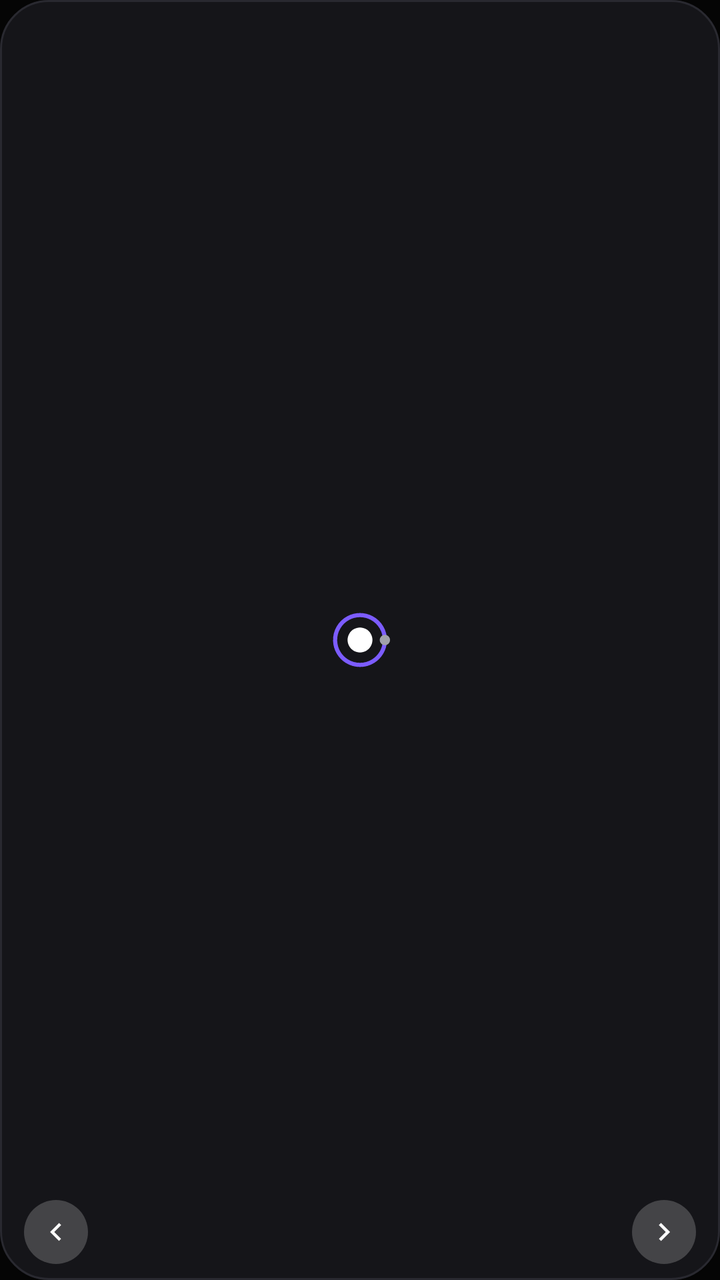
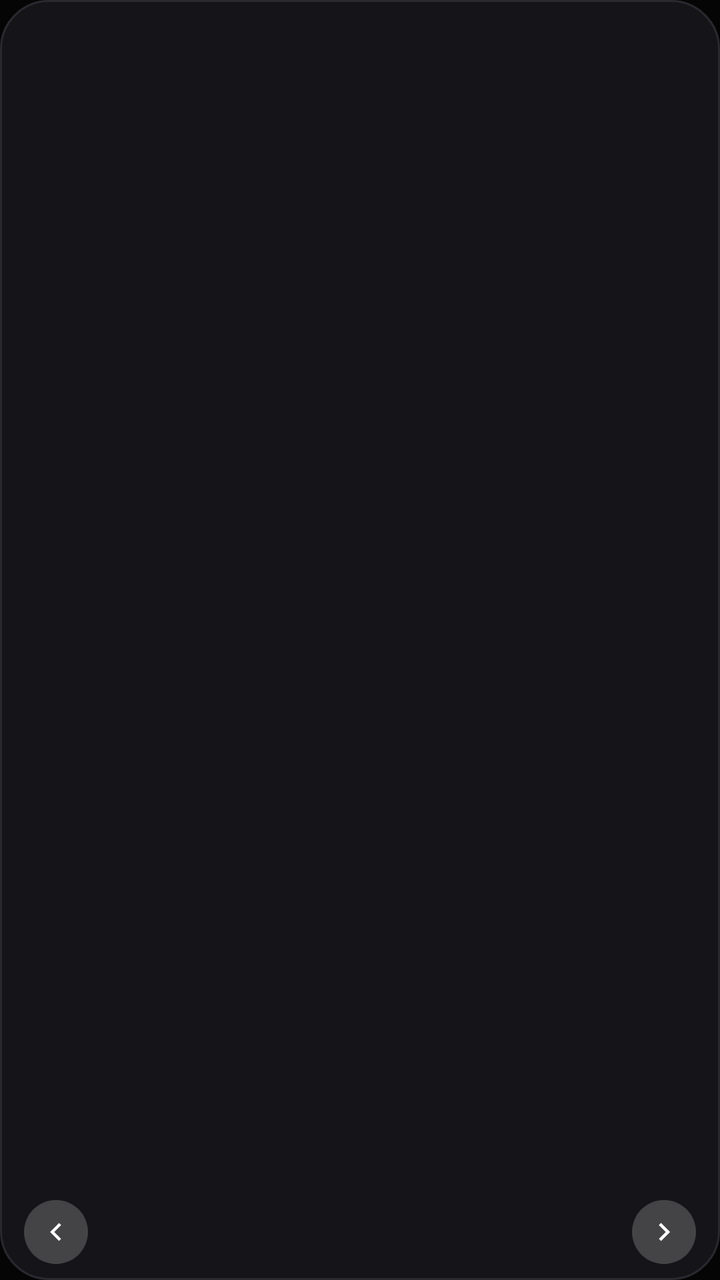

Screens rendered from an Android XML layout before and after an edit, with the pre-edit source and the edit as a unified diff.
<!-- AndroidManifest.xml: application theme Theme.Orbit -->
<!-- res/layout/orbit_widget.xml -->
<?xml version="1.0" encoding="utf-8"?>
<FrameLayout xmlns:android="http://schemas.android.com/apk/res/android"
    android:id="@+id/widget_root"
    android:layout_width="match_parent"
    android:layout_height="match_parent"
    android:background="@drawable/widget_bg"
    android:padding="6dp">

    
    <FrameLayout
        android:id="@+id/widget_circle"
        android:layout_width="180dp"
        android:layout_height="180dp"
        android:layout_gravity="center">

        <ImageView
            android:id="@+id/widget_ring"
            android:layout_width="56dp"
            android:layout_height="56dp"
            android:layout_gravity="center"
            android:src="@drawable/ic_launcher_foreground"
            android:contentDescription="@string/app_name" />

        <ImageView
            android:id="@+id/widget_icon_0"
            style="@style/OrbitWidgetIcon"
            android:layout_marginStart="68dp"
            android:layout_marginTop="6dp" />
        <ImageView
            android:id="@+id/widget_icon_1"
            style="@style/OrbitWidgetIcon"
            android:layout_marginStart="122dp"
            android:layout_marginTop="37dp" />
        <ImageView
            android:id="@+id/widget_icon_2"
            style="@style/OrbitWidgetIcon"
            android:layout_marginStart="122dp"
            android:layout_marginTop="99dp" />
        <ImageView
            android:id="@+id/widget_icon_3"
            style="@style/OrbitWidgetIcon"
            android:layout_marginStart="68dp"
            android:layout_marginTop="130dp" />
        <ImageView
            android:id="@+id/widget_icon_4"
            style="@style/OrbitWidgetIcon"
            android:layout_marginStart="14dp"
            android:layout_marginTop="99dp" />
        <ImageView
            android:id="@+id/widget_icon_5"
            style="@style/OrbitWidgetIcon"
            android:layout_marginStart="14dp"
            android:layout_marginTop="37dp" />
    </FrameLayout>

    <FrameLayout
        android:id="@+id/widget_pager"
        android:layout_width="match_parent"
        android:layout_height="wrap_content"
        android:layout_gravity="bottom"
        android:paddingStart="6dp"
        android:paddingEnd="6dp"
        android:paddingBottom="2dp">

        <ImageButton
            android:id="@+id/widget_prev"
            style="@style/OrbitWidgetNav"
            android:layout_gravity="start|bottom"
            android:src="@drawable/ic_chevron_left"
            android:contentDescription="@string/widget_prev" />

        <ImageButton
            android:id="@+id/widget_next"
            style="@style/OrbitWidgetNav"
            android:layout_gravity="end|bottom"
            android:src="@drawable/ic_chevron_right"
            android:contentDescription="@string/widget_next" />
    </FrameLayout>

    <LinearLayout
        android:id="@+id/widget_empty"
        android:layout_width="match_parent"
        android:layout_height="wrap_content"
        android:layout_gravity="center"
        android:orientation="vertical"
        android:gravity="center"
        android:visibility="gone">

        <TextView
            android:layout_width="wrap_content"
            android:layout_height="wrap_content"
            android:text="@string/widget_empty_text"
            android:textColor="#A1A1AA"
            android:textSize="12sp"
            android:gravity="center" />

        <Button
            android:id="@+id/widget_edit"
            android:layout_width="wrap_content"
            android:layout_height="wrap_content"
            android:layout_marginTop="8dp"
            android:text="@string/edit_in_orbit" />
    </LinearLayout>
</FrameLayout>
<!-- resources referenced by this layout -->
<resources>
  <!-- drawable ic_chevron_left (drawable) -->
  <vector xmlns:android="http://schemas.android.com/apk/res/android"
      android:width="24dp"
      android:height="24dp"
      android:viewportWidth="24"
      android:viewportHeight="24"
      android:tint="#FFFFFF">
      <path
          android:fillColor="#FFFFFF"
          android:pathData="M15.41,7.41L14,6l-6,6 6,6 1.41,-1.41L10.83,12z" />
  </vector>
  <!-- drawable ic_chevron_right (drawable) -->
  <vector xmlns:android="http://schemas.android.com/apk/res/android"
      android:width="24dp"
      android:height="24dp"
      android:viewportWidth="24"
      android:viewportHeight="24"
      android:tint="#FFFFFF">
      <path
          android:fillColor="#FFFFFF"
          android:pathData="M8.59,16.59L10,18l6,-6 -6,-6 -1.41,1.41L13.17,12z" />
  </vector>
  <!-- drawable ic_launcher_foreground (drawable) -->
  <vector xmlns:android="http://schemas.android.com/apk/res/android"
      android:width="108dp"
      android:height="108dp"
      android:viewportWidth="108"
      android:viewportHeight="108">
  
      
      <path
          android:strokeColor="#7C5CFF"
          android:strokeWidth="4"
          android:fillColor="#00000000"
          android:pathData="M54,30 a24,24 0 1,0 0.01,0" />
  
      
      <path
          android:fillColor="#FFFFFF"
          android:pathData="M54,42 a12,12 0 1,0 0.01,0" />
  
      
      <path
          android:fillColor="#A1A1AA"
          android:pathData="M78,54 m-5,0 a5,5 0 1,0 10,0 a5,5 0 1,0 -10,0" />
  </vector>
  <!-- drawable widget_bg (drawable) -->
  <?xml version="1.0" encoding="utf-8"?>
  <shape xmlns:android="http://schemas.android.com/apk/res/android"
      android:shape="rectangle">
      <corners android:radius="24dp" />
      <solid android:color="#151519" />
      <stroke android:width="1dp" android:color="#292930" />
  </shape>
  <string name="app_name">Orbit</string>
  <string name="edit_in_orbit">Edit in Orbit</string>
  <string name="widget_empty_text">No apps selected</string>
  <string name="widget_next">Next apps</string>
  <string name="widget_prev">Previous apps</string>
  <style name="OrbitWidgetIcon">
          <item name="android:layout_width">44dp</item>
          <item name="android:layout_height">44dp</item>
          <item name="android:layout_gravity">top|start</item>
          <item name="android:scaleType">fitCenter</item>
      </style>
  <style name="OrbitWidgetNav">
          <item name="android:layout_width">32dp</item>
          <item name="android:layout_height">32dp</item>
          <item name="android:background">@drawable/widget_nav_bg</item>
          <item name="android:scaleType">centerInside</item>
          <item name="android:padding">7dp</item>
      </style>
  <style name="Theme.Orbit" parent="android:Theme.Material.NoActionBar">
          <item name="android:windowBackground">@color/orbit_background</item>
          <item name="android:statusBarColor">@android:color/transparent</item>
          <item name="android:navigationBarColor">@android:color/transparent</item>
          <item name="android:windowLightStatusBar">false</item>
          <item name="android:windowDrawsSystemBarBackgrounds">true</item>
          <item name="android:windowLayoutInDisplayCutoutMode">shortEdges</item>
      </style>
  <!-- drawable widget_nav_bg (drawable) -->
  <?xml version="1.0" encoding="utf-8"?>
  <shape xmlns:android="http://schemas.android.com/apk/res/android"
      android:shape="oval">
      <solid android:color="#33FFFFFF" />
  </shape>
  <color name="orbit_background">#050505</color>
</resources>

<!-- the commit's change to res/layout/orbit_widget.xml (unified diff, before → after) -->
@@ -8,49 +8,30 @@
 
     
     <FrameLayout
-        android:id="@+id/widget_circle"
+        android:id="@+id/wheel_box"
         android:layout_width="180dp"
         android:layout_height="180dp"
         android:layout_gravity="center">
 
         <ImageView
-            android:id="@+id/widget_ring"
-            android:layout_width="56dp"
-            android:layout_height="56dp"
-            android:layout_gravity="center"
-            android:src="@drawable/ic_launcher_foreground"
+            android:id="@+id/wheel_image"
+            android:layout_width="match_parent"
+            android:layout_height="match_parent"
+            android:scaleType="fitXY"
             android:contentDescription="@string/app_name" />
 
-        <ImageView
-            android:id="@+id/widget_icon_0"
-            style="@style/OrbitWidgetIcon"
-            android:layout_marginStart="68dp"
-            android:layout_marginTop="6dp" />
-        <ImageView
-            android:id="@+id/widget_icon_1"
-            style="@style/OrbitWidgetIcon"
-            android:layout_marginStart="122dp"
-            android:layout_marginTop="37dp" />
-        <ImageView
-            android:id="@+id/widget_icon_2"
-            style="@style/OrbitWidgetIcon"
-            android:layout_marginStart="122dp"
-            android:layout_marginTop="99dp" />
-        <ImageView
-            android:id="@+id/widget_icon_3"
-            style="@style/OrbitWidgetIcon"
-            android:layout_marginStart="68dp"
-            android:layout_marginTop="130dp" />
-        <ImageView
-            android:id="@+id/widget_icon_4"
-            style="@style/OrbitWidgetIcon"
-            android:layout_marginStart="14dp"
-            android:layout_marginTop="99dp" />
-        <ImageView
-            android:id="@+id/widget_icon_5"
-            style="@style/OrbitWidgetIcon"
-            android:layout_marginStart="14dp"
-            android:layout_marginTop="37dp" />
+        <ImageView android:id="@+id/hit_0" style="@style/OrbitWidgetHit" />
+        <ImageView android:id="@+id/hit_1" style="@style/OrbitWidgetHit" />
+        <ImageView android:id="@+id/hit_2" style="@style/OrbitWidgetHit" />
+        <ImageView android:id="@+id/hit_3" style="@style/OrbitWidgetHit" />
+        <ImageView android:id="@+id/hit_4" style="@style/OrbitWidgetHit" />
+        <ImageView android:id="@+id/hit_5" style="@style/OrbitWidgetHit" />
+        <ImageView android:id="@+id/hit_6" style="@style/OrbitWidgetHit" />
+        <ImageView android:id="@+id/hit_7" style="@style/OrbitWidgetHit" />
+        <ImageView android:id="@+id/hit_8" style="@style/OrbitWidgetHit" />
+        <ImageView android:id="@+id/hit_9" style="@style/OrbitWidgetHit" />
+        <ImageView android:id="@+id/hit_10" style="@style/OrbitWidgetHit" />
+        <ImageView android:id="@+id/hit_11" style="@style/OrbitWidgetHit" />
     </FrameLayout>
 
     <FrameLayout
@@ -87,6 +68,7 @@
         android:visibility="gone">
 
         <TextView
+            android:id="@+id/widget_empty_text"
             android:layout_width="wrap_content"
             android:layout_height="wrap_content"
             android:text="@string/widget_empty_text"
<!-- resource entries referenced after the edit -->
@@ -22,30 +22,6 @@
           android:fillColor="#FFFFFF"
           android:pathData="M8.59,16.59L10,18l6,-6 -6,-6 -1.41,1.41L13.17,12z" />
   </vector>
-  <!-- drawable ic_launcher_foreground (drawable) -->
-  <vector xmlns:android="http://schemas.android.com/apk/res/android"
-      android:width="108dp"
-      android:height="108dp"
-      android:viewportWidth="108"
-      android:viewportHeight="108">
-  
-      
-      <path
-          android:strokeColor="#7C5CFF"
-          android:strokeWidth="4"
-          android:fillColor="#00000000"
-          android:pathData="M54,30 a24,24 0 1,0 0.01,0" />
-  
-      
-      <path
-          android:fillColor="#FFFFFF"
-          android:pathData="M54,42 a12,12 0 1,0 0.01,0" />
-  
-      
-      <path
-          android:fillColor="#A1A1AA"
-          android:pathData="M78,54 m-5,0 a5,5 0 1,0 10,0 a5,5 0 1,0 -10,0" />
-  </vector>
   <!-- drawable widget_bg (drawable) -->
   <?xml version="1.0" encoding="utf-8"?>
   <shape xmlns:android="http://schemas.android.com/apk/res/android"
@@ -59,9 +35,9 @@
   <string name="widget_empty_text">No apps selected</string>
   <string name="widget_next">Next apps</string>
   <string name="widget_prev">Previous apps</string>
-  <style name="OrbitWidgetIcon">
-          <item name="android:layout_width">44dp</item>
-          <item name="android:layout_height">44dp</item>
+  <style name="OrbitWidgetHit">
+          <item name="android:layout_width">40dp</item>
+          <item name="android:layout_height">40dp</item>
           <item name="android:layout_gravity">top|start</item>
           <item name="android:scaleType">fitCenter</item>
       </style>
